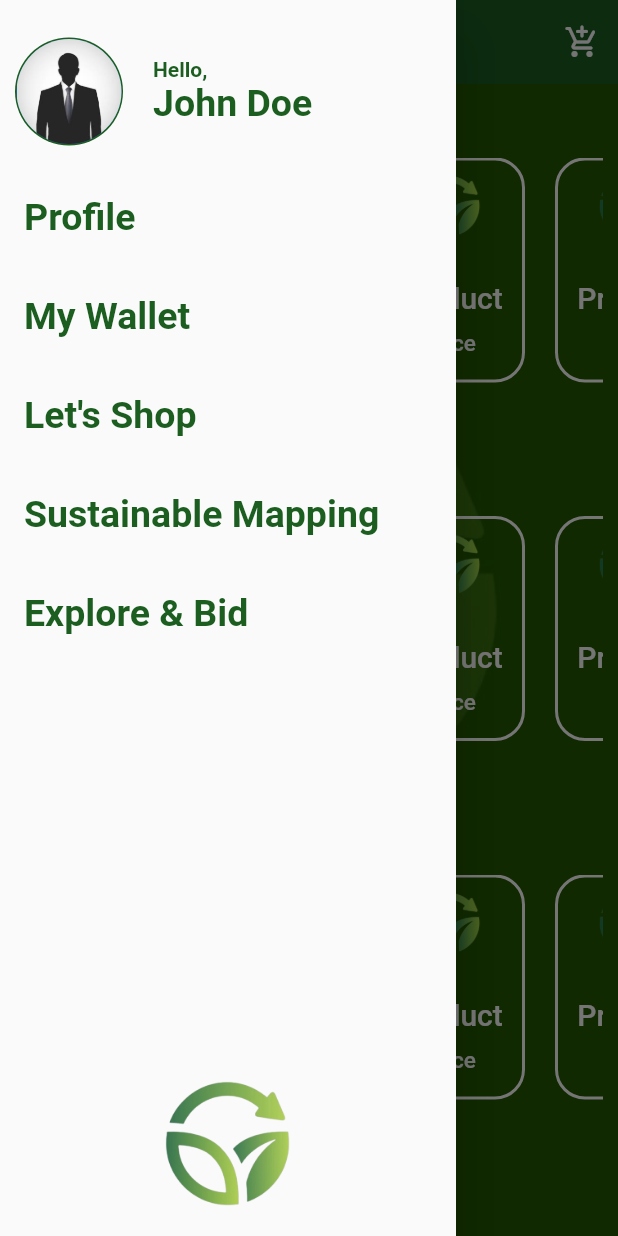
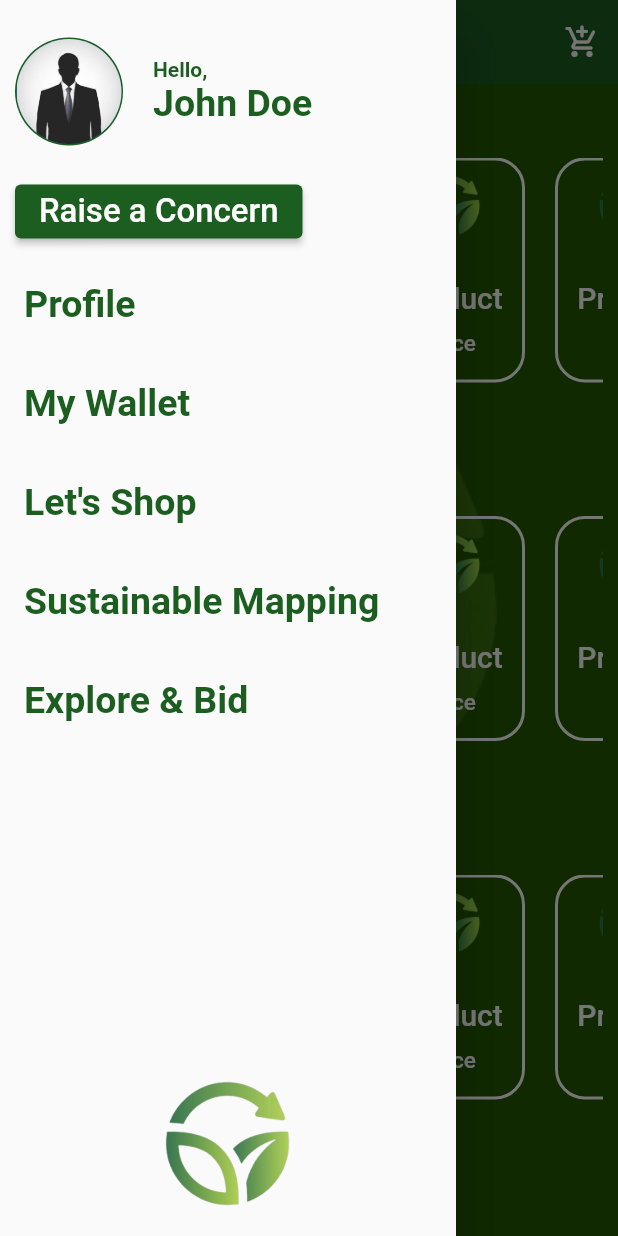
Before and after one commit to rounak610/oxon_app, a Flutter app: the ProductsPage screen opened directly, with the side drawer open, on a phone screen of 412 x 824 dp. Run offline on Flutter 3.47's test engine with Material 2 defaults, Android fonts, the phone set to English and light mode, and no system bars.

Commit message:
added raise concern button

```diff
--- a/lib/widgets/custom_drawer.dart
+++ b/lib/widgets/custom_drawer.dart
@@ -67,6 +67,17 @@ class CustomDrawer extends StatelessWidget {
             ),
           ),
           SizedBox(height: 20),
+          Padding(
+            padding: const EdgeInsets.only(left: 10.0, bottom: 10),
+            child: ElevatedButton(
+              onPressed: () {},
+              child: Text(
+                'Raise a Concern',
+                style: TextStyle(fontSize: 22),
+              ),
+              style: ElevatedButton.styleFrom(primary: Colors.green[900]),
+            ),
+          ),
           _tileItem('Profile', 'routename'),
           _tileItem('My Wallet', 'routename'),
           _tileItem('Let\'s Shop', 'routename'),
```
